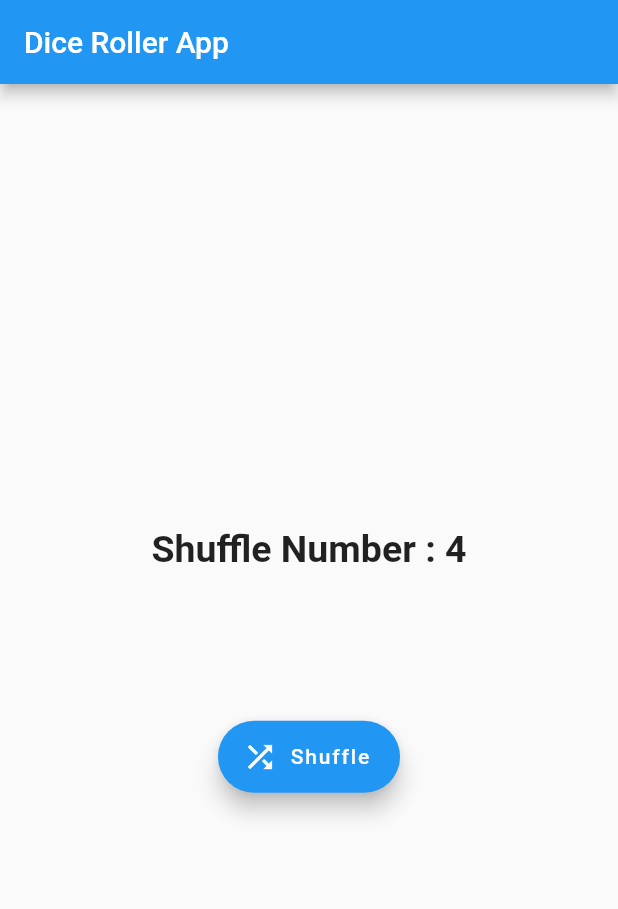
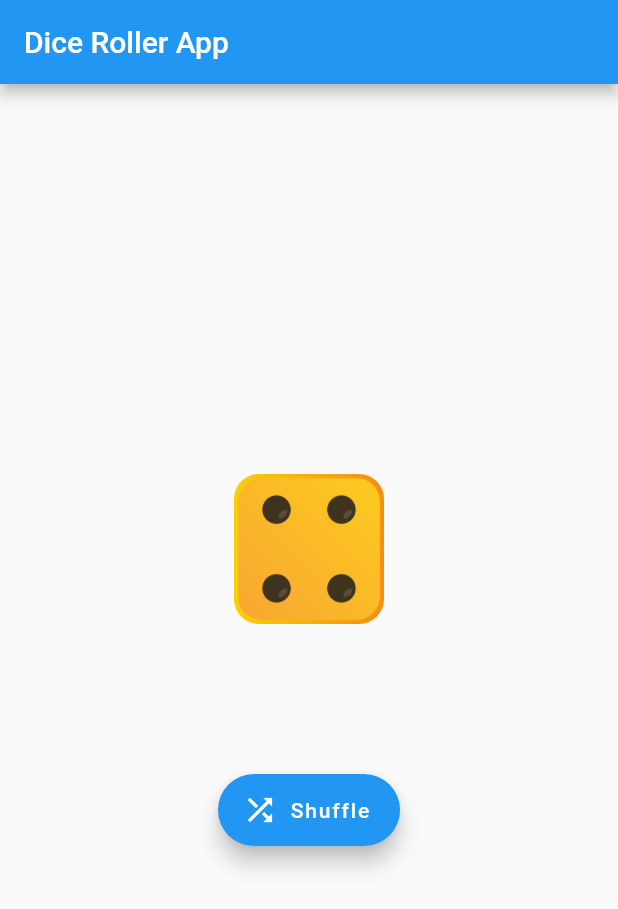
Before and after one commit to GunvantGMC/diceroller, a Flutter app: the screen it shows after launch, on a phone screen of 412 x 824 dp. Shown: the top 909 px of the screen. Run offline on Flutter 3.47's test engine with Material 2 defaults, Android fonts, the phone set to English and light mode, and no system bars.

Commit message:
Update main.dart

```diff
--- a/lib/main.dart
+++ b/lib/main.dart
@@ -46,12 +46,10 @@ class _MyHomePageState extends State<MyHomePage> with TickerProviderStateMixin {
         child: Column(
           mainAxisAlignment: MainAxisAlignment.center,
           children: [
-            Text(
-              "Shuffle Number : $diceNum",
-              style: TextStyle(
-                fontWeight: FontWeight.bold,
-                fontSize: 25,
-              ),
+            Image.asset(
+              "assets/images/$diceNum.png",
+              height: 100,
+              width: 100,
             ),
             const SizedBox(height: 100),
             FloatingActionButton.extended(
```
